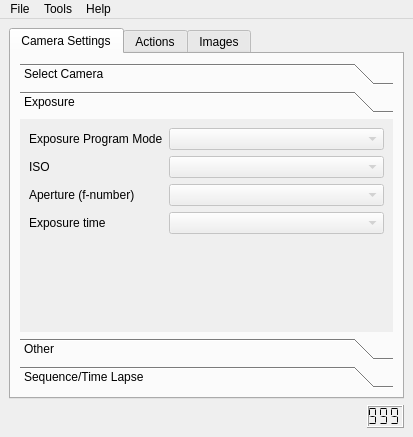
First picture: the form in camtool/camtool.ui, repository steveicarus/camctl, before the edit.
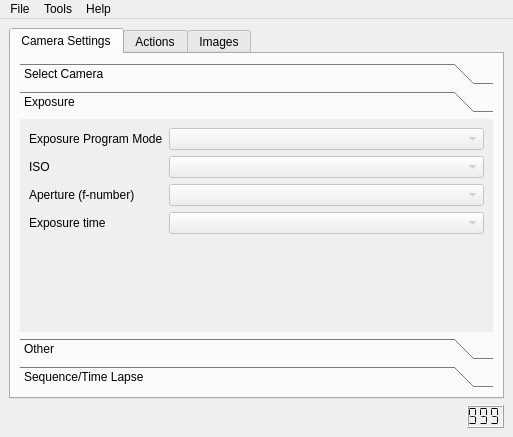
Second picture: the form after the edit. The open tabs and pages were chosen to show the change. Custom widgets are drawn as their Qt base class.

Commit message:
Add file capture button.
For debug, this adds a button that is intended to
load a file as if it is captured from the camera.

```diff
--- a/camtool/camtool.ui
+++ b/camtool/camtool.ui
@@ -1,11 +1,11 @@
 <ui version="4.0" >
  <class>CamtoolMainWidget</class>
- <widget class="QMainWindow" name="CamtoolMainWidget" >
-  <property name="geometry" >
+ <widget class="QMainWindow" name="CamtoolMainWidget">
+  <property name="geometry">
    <rect>
     <x>0</x>
     <y>0</y>
-    <width>413</width>
+    <width>513</width>
     <height>437</height>
    </rect>
   </property>
@@ -97,13 +97,13 @@
             </item>
            </layout>
           </widget>
-          <widget class="QWidget" name="page" >
-           <property name="geometry" >
+          <widget class="QWidget" name="page">
+           <property name="geometry">
             <rect>
              <x>0</x>
              <y>0</y>
-             <width>359</width>
-             <height>169</height>
+             <width>289</width>
+             <height>134</height>
             </rect>
            </property>
            <attribute name="label" >
@@ -503,39 +503,39 @@
     </item>
    </layout>
   </widget>
-  <widget class="QMenuBar" name="menuBar" >
-   <property name="geometry" >
+  <widget class="QMenuBar" name="menuBar">
+   <property name="geometry">
     <rect>
      <x>0</x>
      <y>0</y>
-     <width>413</width>
+     <width>513</width>
      <height>22</height>
     </rect>
    </property>
-   <widget class="QMenu" name="menuHelp" >
-    <property name="title" >
+   <widget class="QMenu" name="menuHelp">
+    <property name="title">
      <string>Help</string>
     </property>
     <addaction name="help_about_action" />
     <addaction name="help_about_camera_action" />
    </widget>
-   <widget class="QMenu" name="menuFile" >
-    <property name="title" >
+   <widget class="QMenu" name="menuFile">
+    <property name="title">
      <string>File</string>
     </property>
     <addaction name="preferences_action" />
    </widget>
-   <widget class="QMenu" name="menuTools" >
-    <property name="title" >
+   <widget class="QMenu" name="menuTools">
+    <property name="title">
      <string>Tools</string>
     </property>
     <addaction name="tools_preview" />
     <addaction name="separator" />
     <addaction name="tools_debug" />
    </widget>
-   <addaction name="menuFile" />
-   <addaction name="menuTools" />
-   <addaction name="menuHelp" />
+   <addaction name="menuFile"/>
+   <addaction name="menuTools"/>
+   <addaction name="menuHelp"/>
   </widget>
   <action name="help_about_action" >
    <property name="text" >
```
Left out of the diff: 386 changed lines with no effect on the pictures. The commit also changes 2 other files.
